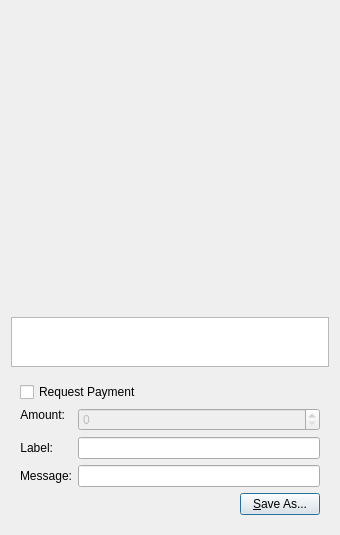
Above: src/qt/forms/qrcodedialog.ui from pyritepirate/pyrite before the change. Below: the same form after it.
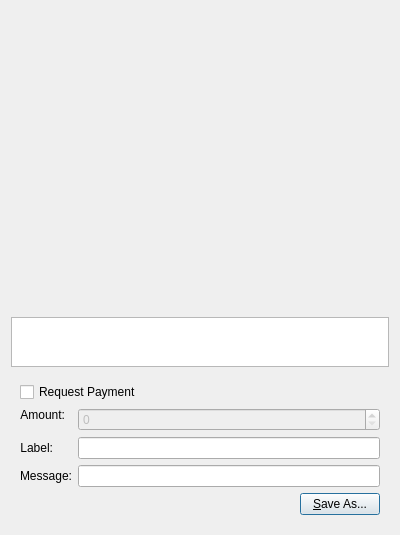
That is the form after the change. Custom widgets are drawn as their Qt base class.

Commit message: 30 Year-Old Boomer Struggling With OCD

```diff
--- a/src/qt/forms/qrcodedialog.ui
+++ b/src/qt/forms/qrcodedialog.ui
@@ -6,7 +6,7 @@
    <rect>
     <x>0</x>
     <y>0</y>
-    <width>340</width>
+    <width>400</width>
     <height>530</height>
    </rect>
   </property>
```
